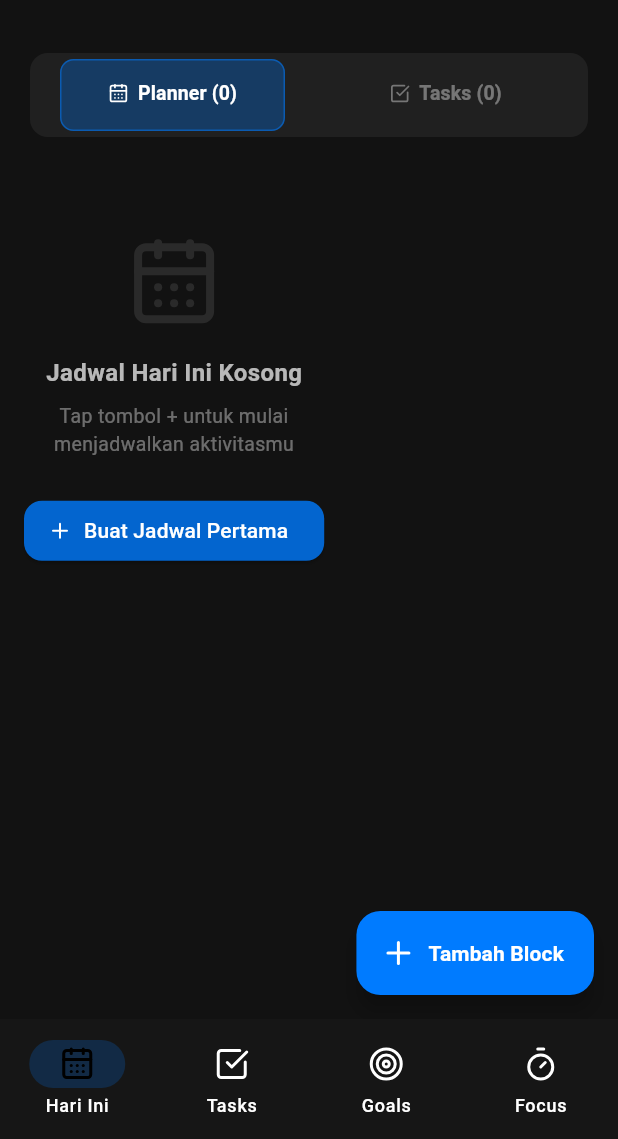
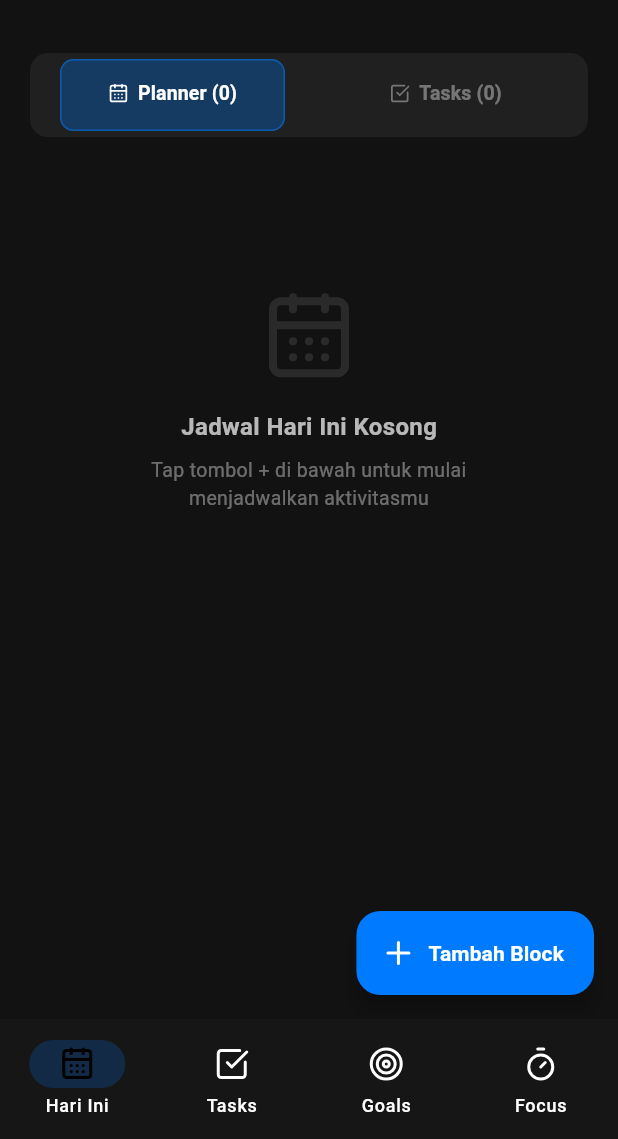
Before and after one commit to Ahmatstia/tracking-productivity, a Flutter app: the screen it shows after launch, on a phone screen of 412 x 824 dp, the part 97-1236 px from its top. Run offline on Flutter 3.47's test engine with Material 3 defaults, Android fonts, the phone set to English and light mode, and no system bars; drawn by our look-alikes of flutter_animate; our stand-ins replace flutter_riverpod, hive, hive_flutter, lucide_icons, percent_indicator; accounts and stored records are empty.

Commit message:
feat: implement tasks page with filtering, progress tracking, and today's planner layout

```diff
--- a/lib/features/planner/presentation/pages/today_page.dart
+++ b/lib/features/planner/presentation/pages/today_page.dart
@@ -206,10 +206,16 @@ class _TodayPageState extends ConsumerState<TodayPage>
           backgroundColor: _tabController.index == 0
               ? AppColors.primary
               : AppColors.secondary,
-          icon: const Icon(LucideIcons.plus, color: Colors.white),
+          icon: Icon(
+            LucideIcons.plus,
+            color: _tabController.index == 0 ? Colors.white : Colors.black,
+          ),
           label: Text(
             _tabController.index == 0 ? 'Tambah Block' : 'Tambah Task',
-            style: const TextStyle(color: Colors.white, fontWeight: FontWeight.bold),
+            style: TextStyle(
+              color: _tabController.index == 0 ? Colors.white : Colors.black,
+              fontWeight: FontWeight.bold,
+            ),
           ),
         ),
       ),
@@ -217,13 +223,13 @@ class _TodayPageState extends ConsumerState<TodayPage>
   }
 
   Widget _buildPlannerTab(bool isEmpty) {
+    if (isEmpty) {
       return SingleChildScrollView(
         physics: const BouncingScrollPhysics(),
         padding: const EdgeInsets.fromLTRB(16, 16, 16, 100),
         child: Column(
           crossAxisAlignment: CrossAxisAlignment.start,
           children: [
-          if (isEmpty)
             _EmptyPlannerState(onAdd: () {
               showModalBottomSheet(
                 context: context,
@@ -231,12 +237,14 @@ class _TodayPageState extends ConsumerState<TodayPage>
                 backgroundColor: Colors.transparent,
                 builder: (_) => AddTimeBlockSheet(date: _today),
               );
-            })
-          else
-            DailyPlannerWidget(date: _today),
+            }),
           ],
         ),
       );
+    }
+
+    // Return widget directly without nested ScrollView or Column
+    return DailyPlannerWidget(date: _today);
   }
 
   Widget _buildTasksTab(List tasks) {
@@ -246,7 +254,7 @@ class _TodayPageState extends ConsumerState<TodayPage>
       physics: const BouncingScrollPhysics(),
       padding: const EdgeInsets.fromLTRB(16, 16, 16, 100),
       child: Column(
-        crossAxisAlignment: CrossAxisAlignment.start,
+        crossAxisAlignment: CrossAxisAlignment.stretch,
         children: [
           if (carriedOver.isNotEmpty) ...[
             Row(children: [
@@ -397,6 +405,7 @@ class _EmptyPlannerState extends StatelessWidget {
   Widget build(BuildContext context) {
     return SizedBox(
       height: 320,
+      width: double.infinity,
       child: Column(
         mainAxisAlignment: MainAxisAlignment.center,
         children: [
@@ -408,19 +417,9 @@ class _EmptyPlannerState extends StatelessWidget {
           ),
           const SizedBox(height: 8),
           const Text(
-            'Tap tombol + untuk mulai\nmenjadwalkan aktivitasmu',
+            'Tap tombol + di bawah untuk mulai\nmenjadwalkan aktivitasmu',
             textAlign: TextAlign.center,
             style: TextStyle(color: Colors.white38, fontSize: 13),
-          ),
-          const SizedBox(height: 24),
-          ElevatedButton.icon(
-            onPressed: onAdd,
-            icon: const Icon(LucideIcons.plus, size: 16, color: Colors.white),
-            label: const Text('Buat Jadwal Pertama', style: TextStyle(color: Colors.white)),
-            style: ElevatedButton.styleFrom(
-              backgroundColor: AppColors.primary.withValues(alpha: 0.8),
-              shape: RoundedRectangleBorder(borderRadius: BorderRadius.circular(12)),
-            ),
           ),
         ],
       ),
@@ -436,6 +435,7 @@ class _EmptyTasksState extends StatelessWidget {
   Widget build(BuildContext context) {
     return SizedBox(
       height: 280,
+      width: double.infinity,
       child: Column(
         mainAxisAlignment: MainAxisAlignment.center,
         children: [
@@ -447,19 +447,9 @@ class _EmptyTasksState extends StatelessWidget {
           ),
           const SizedBox(height: 8),
           const Text(
-            'Tambahkan tugas dan atur\nprioritas pengerjaannya',
+            'Klik tombol di bawah untuk menambah\ntugas dan prioritas pengerjaannya',
             textAlign: TextAlign.center,
             style: TextStyle(color: Colors.white38, fontSize: 13),
-          ),
-          const SizedBox(height: 24),
-          ElevatedButton.icon(
-            onPressed: onAdd,
-            icon: const Icon(LucideIcons.plus, size: 16, color: Colors.black),
-            label: const Text('Tambah Tugas', style: TextStyle(color: Colors.black)),
-            style: ElevatedButton.styleFrom(
-              backgroundColor: AppColors.secondary,
-              shape: RoundedRectangleBorder(borderRadius: BorderRadius.circular(12)),
-            ),
           ),
         ],
       ),
--- a/lib/features/planner/presentation/widgets/daily_planner_widget.dart
+++ b/lib/features/planner/presentation/widgets/daily_planner_widget.dart
@@ -60,13 +60,13 @@ class _DailyPlannerWidgetState extends ConsumerState<DailyPlannerWidget> {
     final totalMinutes = (_endHour - _startHour) * 60;
     final totalHeight = (_endHour - _startHour) * _hourHeight;
 
-    return SizedBox(
-      height: 420,
+    return SizedBox.expand(
       child: SingleChildScrollView(
         controller: _scrollController,
         physics: const BouncingScrollPhysics(),
         child: SizedBox(
           height: totalHeight,
+          width: double.infinity,
           child: Stack(
             children: [
               // Hour lines
--- a/lib/features/tasks/presentation/pages/tasks_page.dart
+++ b/lib/features/tasks/presentation/pages/tasks_page.dart
@@ -265,7 +265,7 @@ class _TasksPageState extends ConsumerState<TasksPage> {
             ),
             const SizedBox(height: 8),
             const Text(
-              'Gunakan tab "Hari Ini" untuk menambah\ntugas dengan jadwal waktu',
+              'Klik tombol di bawah untuk menambah\ntugas dan prioritas pengerjaannya',
               textAlign: TextAlign.center,
               style: TextStyle(color: Colors.white24, fontSize: 13),
             ),
```
Lines whose indentation alone changed are shown as unchanged.
